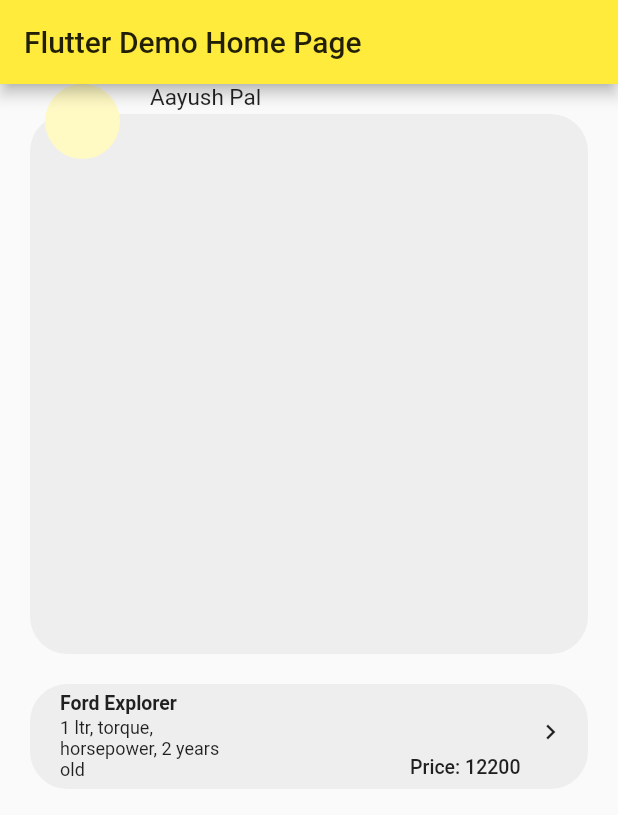
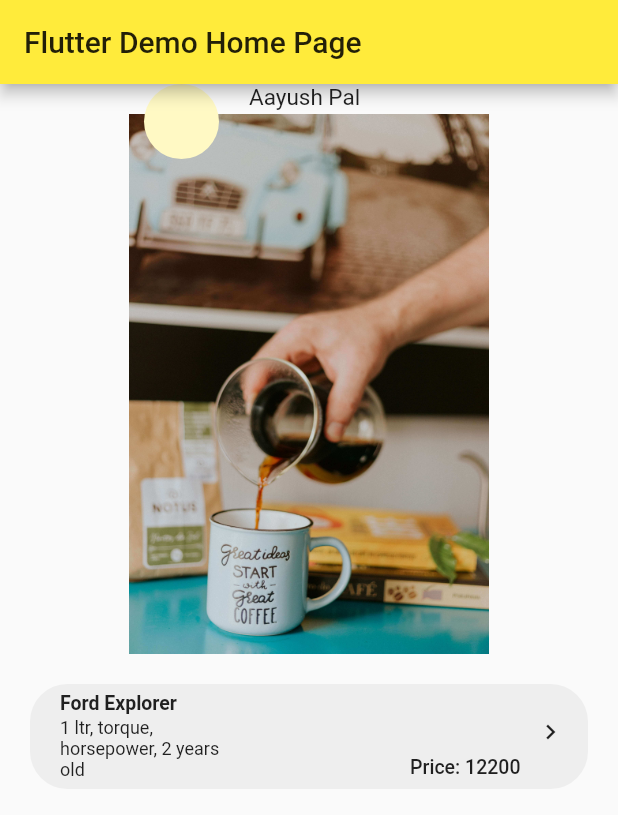
Before and after one commit to pal-codes/adpost, a Flutter app: the screen it shows after launch, on a phone screen of 412 x 824 dp. Shown: the top 815 px of the screen. Run offline on Flutter 3.47's test engine with Material 2 defaults, Android fonts, the phone set to English and light mode, and no system bars.

Commit message:
Added image for illustration

```diff
--- a/lib/main.dart
+++ b/lib/main.dart
@@ -45,6 +45,7 @@ class _MyHomePageState extends State<MyHomePage> {
                     decoration: BoxDecoration(
                         color: Colors.grey[200],
                         borderRadius: BorderRadius.all(Radius.circular(25.0))),
+                    child: Image.asset('assets/sell3.jpg', fit: BoxFit.cover),
                   ),
                 ),
                 Positioned(
--- a/pubspec.yaml
+++ b/pubspec.yaml
@@ -34,6 +34,8 @@ dev_dependencies:
 
 # The following section is specific to Flutter.
 flutter:
+  assets:
+    - assets/sell3.jpg
 
   # The following line ensures that the Material Icons font is
   # included with your application, so that you can use the icons in
```
Also changed, not shown: assets/sell3.jpg (added).
